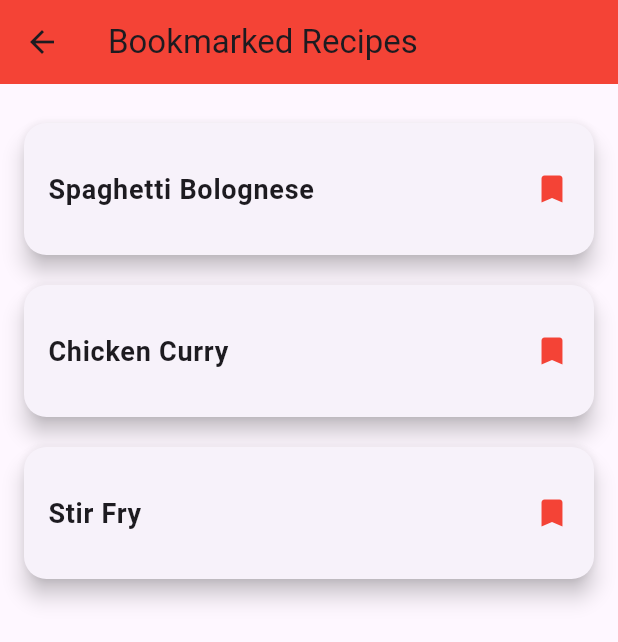
After one commit to Team7D/RecipeApp-JnA, a Flutter app: the BookmarkedRecipesPage screen opened directly, on a phone screen of 412 x 824 dp. The commit adds this screen. Shown: the top 642 px of the screen. Run offline on Flutter 3.47's test engine with Material 3 defaults, Android fonts, the phone set to English and light mode, and no system bars; our stand-ins replace cloud_firestore, firebase_auth, firebase_core; accounts and stored records are empty.

Commit message:
UI overhaul and bookmark page has been added (needs functionality implemented)

```diff
--- a/lib/Frontend/Pages/add_recipe_page.dart
+++ b/lib/Frontend/Pages/add_recipe_page.dart
@@ -32,7 +32,7 @@ class _AddRecipePageState extends State<AddRecipePage> {
     return Scaffold(
       appBar: AppBar(
         title: Text('Add Recipe'),
-        backgroundColor: Color(0xFFFFA559),
+        backgroundColor: Colors.red,
       ),
       body: Padding(
         padding: const EdgeInsets.all(16.0),
@@ -90,7 +90,7 @@ class _AddRecipePageState extends State<AddRecipePage> {
                 onPressed: () {
                   // Future backend integration for saving the recipe
                 },
-                style: ElevatedButton.styleFrom(backgroundColor: Color(0xFFFFA559)),
+                style: ElevatedButton.styleFrom(backgroundColor: Colors.red),
                 child: Text('Save Recipe', style: TextStyle(color: Colors.white)),
               ),
             ],
--- /dev/null
+++ b/lib/Frontend/Pages/bookmarks_page.dart
@@ -0,0 +1,61 @@
+import 'package:flutter/material.dart';
+
+class BookmarkedRecipesPage extends StatefulWidget {
+  @override
+  _BookmarkedRecipesPageState createState() => _BookmarkedRecipesPageState();
+}
+
+class _BookmarkedRecipesPageState extends State<BookmarkedRecipesPage> {
+  // Placeholder recipes
+  final List<String> _bookmarkedTitles = [
+    'Spaghetti Bolognese',
+    'Chicken Curry',
+    'Stir Fry',
+  ];
+
+  @override
+  Widget build(BuildContext context) {
+    return Scaffold(
+      appBar: AppBar(
+        title: Text('Bookmarked Recipes'),
+        backgroundColor: Colors.red,
+      ),
+      body: Padding(
+        padding: const EdgeInsets.all(16.0),
+        child: _bookmarkedTitles.isEmpty
+            ? Center(
+          child: Text(
+            'No bookmarks yet.',
+            style: TextStyle(fontSize: 18),
+          ),
+        )
+            : ListView.builder(
+          itemCount: _bookmarkedTitles.length,
+          itemBuilder: (context, index) {
+            return Card(
+              shape: RoundedRectangleBorder(
+                borderRadius: BorderRadius.circular(15),
+              ),
+              elevation: 6,
+              margin: EdgeInsets.symmetric(vertical: 10),
+              child: ListTile(
+                contentPadding: EdgeInsets.all(16),
+                title: Text(
+                  _bookmarkedTitles[index],
+                  style: TextStyle(
+                    fontSize: 18,
+                    fontWeight: FontWeight.bold,
+                  ),
+                ),
+                trailing: Icon(Icons.bookmark, color: Colors.red),
+                onTap: () {
+
+                },
+              ),
+            );
+          },
+        ),
+      ),
+    );
+  }
+}
--- a/lib/Frontend/Pages/login_page.dart
+++ b/lib/Frontend/Pages/login_page.dart
@@ -6,7 +6,7 @@ class LoginPage extends StatelessWidget {
   @override
   Widget build(BuildContext context) {
     return Scaffold(
-      backgroundColor: Color(0xFFFFF6E5), // Light beige background
+      backgroundColor: Color(0xFFFFF6E5),
       body: Center(
         child: Padding(
           padding: EdgeInsets.symmetric(horizontal: 20),
@@ -26,7 +26,7 @@ class LoginPage extends StatelessWidget {
               SizedBox(height: 20),
               ElevatedButton(
                 style: ElevatedButton.styleFrom(
-                  backgroundColor: Color(0xFFFFA559), // Pastel orange
+                  backgroundColor: Colors.red,
                   shape: RoundedRectangleBorder(borderRadius: BorderRadius.circular(10)),
                   padding: EdgeInsets.symmetric(vertical: 12),
                 ),
--- a/lib/Frontend/Pages/meal_plan_page.dart
+++ b/lib/Frontend/Pages/meal_plan_page.dart
@@ -102,7 +102,7 @@ class _MealPlanPageState extends State<MealPlanPage> {
     return Scaffold(
       appBar: AppBar(
         title: Text("Meal Plan"),
-        backgroundColor: Color(0xFFFFA559),
+        backgroundColor: Colors.red,
       ),
       backgroundColor: Color(0xFFFFF6E5),
       body: Padding(
--- a/lib/Frontend/Pages/recipe_page.dart
+++ b/lib/Frontend/Pages/recipe_page.dart
@@ -12,7 +12,7 @@ class RecipePage extends StatelessWidget {
       backgroundColor: Color(0xFFFFF6E5),
       appBar: AppBar(
         title: Text(recipe.getTitle(), style: TextStyle(color: Color(0xFF6B4226))),
-        backgroundColor: Color(0xFFFFA559),
+        backgroundColor: Colors.red,
       ),
       body: SingleChildScrollView(
         padding: EdgeInsets.all(16.0),
--- a/lib/Frontend/Pages/search_page.dart
+++ b/lib/Frontend/Pages/search_page.dart
@@ -160,7 +160,7 @@ class _SearchPageState extends State<SearchPage> {
       backgroundColor: Color(0xFFFFF6E5),
       appBar: AppBar(
         title: Text('Search Recipes', style: TextStyle(color: Color(0xFF6B4226))),
-        backgroundColor: Color(0xFFFFA559),
+        backgroundColor: Colors.red,
       ),
       body: Padding(
         padding: const EdgeInsets.all(10.0),
@@ -182,7 +182,7 @@ class _SearchPageState extends State<SearchPage> {
               onPressed: _showFilterPopup,
               icon: Icon(Icons.filter_list),
               label: Text("Filters"),
-              style: ElevatedButton.styleFrom(backgroundColor: Color(0xFFFFA559)),
+              style: ElevatedButton.styleFrom(backgroundColor: Colors.red),
             ),
 
             SizedBox(height: 10),
--- a/lib/Frontend/Pages/shopping_list.dart
+++ b/lib/Frontend/Pages/shopping_list.dart
@@ -57,7 +57,7 @@ class _ShoppingListPageState extends State<ShoppingListPage> {
       backgroundColor: Color(0xFFFFF6E5),
       appBar: AppBar(
         title: Text("Shopping List", style: TextStyle(color: Color(0xFF6B4226))),
-        backgroundColor: Color(0xFFFFA559),
+        backgroundColor: Colors.red,
         leading: IconButton(
           icon: Icon(Icons.arrow_back, color: Colors.white),
           onPressed: () => Navigator.pop(context),
@@ -71,7 +71,7 @@ class _ShoppingListPageState extends State<ShoppingListPage> {
               controller: _controller,
               decoration: InputDecoration(
                 hintText: "Add an item...",
-                prefixIcon: Icon(Icons.add_shopping_cart, color: Color(0xFFFFA559)),
+                prefixIcon: Icon(Icons.add_shopping_cart, color: Colors.red),
                 filled: true,
                 fillColor: Colors.white,
                 border: OutlineInputBorder(borderRadius: BorderRadius.circular(15)),
@@ -80,7 +80,7 @@ class _ShoppingListPageState extends State<ShoppingListPage> {
             SizedBox(height: 10),
             ElevatedButton(
               onPressed: _addItem,
-              style: ElevatedButton.styleFrom(backgroundColor: Color(0xFFFFA559)),
+              style: ElevatedButton.styleFrom(backgroundColor: Colors.red),
               child: Text("Add to List", style: TextStyle(color: Colors.white)),
             ),
             SizedBox(height: 10),
```
Also changed, not shown: lib/Frontend/Pages/home_page.dart (+96 -75 lines).
